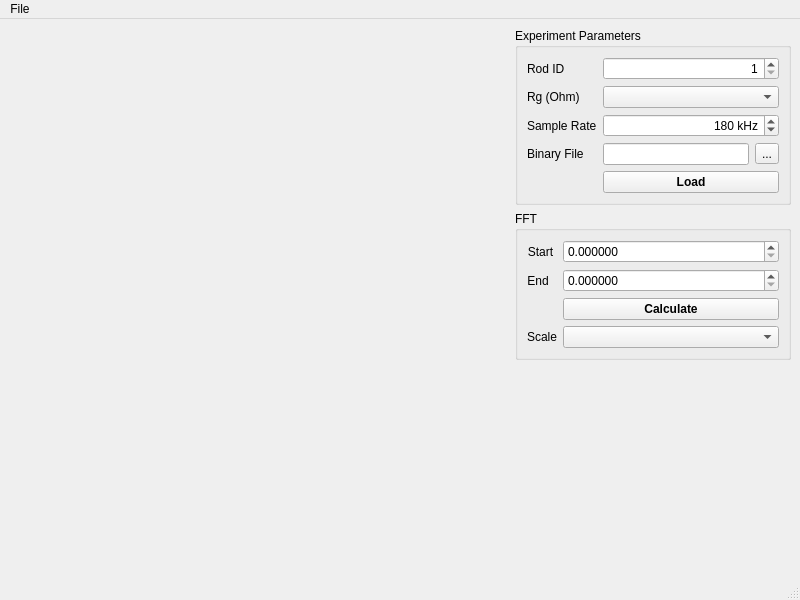
Qt form pwjplot.ui (ddkn/stressplot-qt) before a commit.
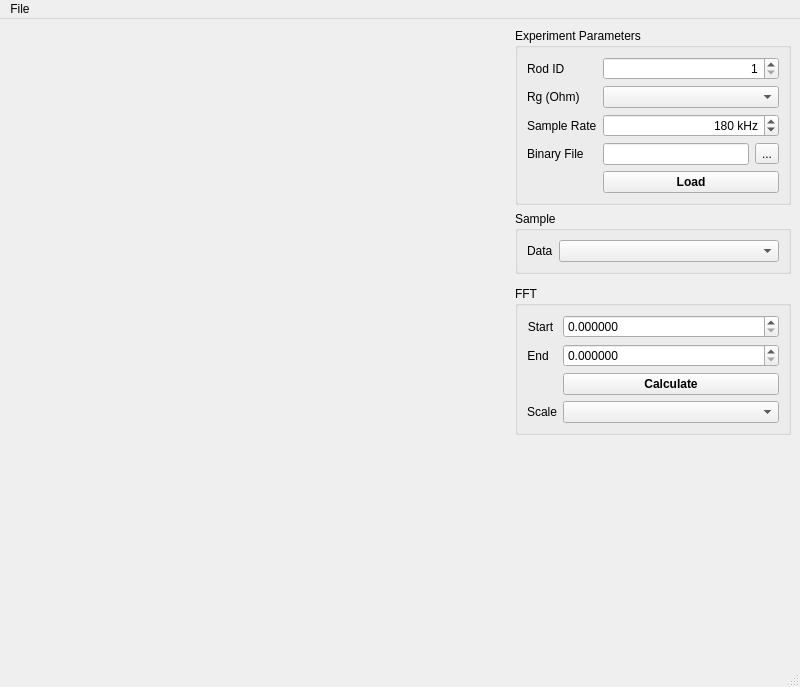
The same form after that commit.

Commit message: Add support to change ydata for PWJ plot

What changed in the file:
```diff
--- a/pwjplot.ui
+++ b/pwjplot.ui
@@ -7,7 +7,7 @@
     <x>0</x>
     <y>0</y>
     <width>800</width>
-    <height>600</height>
+    <height>687</height>
    </rect>
   </property>
   <property name="sizePolicy">
@@ -39,7 +39,148 @@
     </size>
    </property>
    <layout class="QGridLayout" name="gridLayout_3">
-    <item row="0" column="0" rowspan="3">
+    <item row="4" column="1">
+     <spacer name="verticalSpacer">
+      <property name="orientation">
+       <enum>Qt::Vertical</enum>
+      </property>
+      <property name="sizeHint" stdset="0">
+       <size>
+        <width>20</width>
+        <height>40</height>
+       </size>
+      </property>
+     </spacer>
+    </item>
+    <item row="3" column="1">
+     <widget class="QGroupBox" name="groupBox_2">
+      <property name="minimumSize">
+       <size>
+        <width>0</width>
+        <height>0</height>
+       </size>
+      </property>
+      <property name="maximumSize">
+       <size>
+        <width>300</width>
+        <height>16777215</height>
+       </size>
+      </property>
+      <property name="title">
+       <string>FFT</string>
+      </property>
+      <layout class="QGridLayout" name="gridLayout_2">
+       <item row="1" column="0">
+        <layout class="QFormLayout" name="formLayout_2">
+         <property name="fieldGrowthPolicy">
+          <enum>QFormLayout::ExpandingFieldsGrow</enum>
+         </property>
+         <item row="0" column="0">
+          <widget class="QLabel" name="lbl_fft_start">
+           <property name="sizePolicy">
+            <sizepolicy hsizetype="MinimumExpanding" vsizetype="Preferred">
+             <horstretch>0</horstretch>
+             <verstretch>0</verstretch>
+            </sizepolicy>
+           </property>
+           <property name="text">
+            <string>Start</string>
+           </property>
+           <property name="alignment">
+            <set>Qt::AlignCenter</set>
+           </property>
+          </widget>
+         </item>
+         <item row="1" column="1">
+          <widget class="QDoubleSpinBox" name="fft_end">
+           <property name="sizePolicy">
+            <sizepolicy hsizetype="MinimumExpanding" vsizetype="Fixed">
+             <horstretch>0</horstretch>
+             <verstretch>0</verstretch>
+            </sizepolicy>
+           </property>
+           <property name="decimals">
+            <number>6</number>
+           </property>
+          </widget>
+         </item>
+         <item row="2" column="1">
+          <widget class="QPushButton" name="btn_fft">
+           <property name="sizePolicy">
+            <sizepolicy hsizetype="MinimumExpanding" vsizetype="Fixed">
+             <horstretch>0</horstretch>
+             <verstretch>0</verstretch>
+            </sizepolicy>
+           </property>
+           <property name="font">
+            <font>
+             <weight>75</weight>
+             <bold>true</bold>
+            </font>
+           </property>
+           <property name="text">
+            <string>Calculate</string>
+           </property>
+          </widget>
+         </item>
+         <item row="0" column="1">
+          <widget class="QDoubleSpinBox" name="fft_start">
+           <property name="sizePolicy">
+            <sizepolicy hsizetype="MinimumExpanding" vsizetype="Fixed">
+             <horstretch>0</horstretch>
+             <verstretch>0</verstretch>
+            </sizepolicy>
+           </property>
+           <property name="decimals">
+            <number>6</number>
+           </property>
+          </widget>
+         </item>
+         <item row="1" column="0">
+          <widget class="QLabel" name="lbl_fft_end">
+           <property name="sizePolicy">
+            <sizepolicy hsizetype="MinimumExpanding" vsizetype="Preferred">
+             <horstretch>0</horstretch>
+             <verstretch>0</verstretch>
+            </sizepolicy>
+           </property>
+           <property name="text">
+            <string>End</string>
+           </property>
+           <property name="alignment">
+            <set>Qt::AlignCenter</set>
+           </property>
+          </widget>
+         </item>
+         <item row="3" column="1">
+          <widget class="QComboBox" name="combo_fft_scale">
+           <property name="sizePolicy">
+            <sizepolicy hsizetype="MinimumExpanding" vsizetype="Fixed">
+             <horstretch>0</horstretch>
+             <verstretch>0</verstretch>
+            </sizepolicy>
+           </property>
+           <property name="currentText">
+            <string/>
+           </property>
+           <property name="placeholderText">
+            <string/>
+           </property>
+          </widget>
+         </item>
+         <item row="3" column="0">
+          <widget class="QLabel" name="label">
+           <property name="text">
+            <string>Scale</string>
+           </property>
+          </widget>
+         </item>
+        </layout>
+       </item>
+      </layout>
+     </widget>
+    </item>
+    <item row="0" column="0" rowspan="5">
      <layout class="QVBoxLayout" name="verticalLayout" stretch="1,1">
       <property name="sizeConstraint">
        <enum>QLayout::SetDefaultConstraint</enum>
@@ -228,12 +369,12 @@
      </widget>
     </item>
     <item row="1" column="1">
-     <widget class="QGroupBox" name="groupBox_2">
-      <property name="minimumSize">
-       <size>
-        <width>0</width>
-        <height>0</height>
-       </size>
+     <widget class="QGroupBox" name="groupBox_3">
+      <property name="sizePolicy">
+       <sizepolicy hsizetype="Preferred" vsizetype="Preferred">
+        <horstretch>0</horstretch>
+        <verstretch>0</verstretch>
+       </sizepolicy>
       </property>
       <property name="maximumSize">
        <size>
@@ -242,111 +383,25 @@
        </size>
       </property>
       <property name="title">
-       <string>FFT</string>
+       <string>Sample</string>
       </property>
-      <layout class="QGridLayout" name="gridLayout_2">
-       <item row="0" column="0">
-        <layout class="QFormLayout" name="formLayout_2">
-         <property name="fieldGrowthPolicy">
-          <enum>QFormLayout::ExpandingFieldsGrow</enum>
-         </property>
+      <layout class="QVBoxLayout" name="verticalLayout_2">
+       <item>
+        <layout class="QFormLayout" name="formLayout_3">
          <item row="0" column="0">
-          <widget class="QLabel" name="lbl_fft_start">
-           <property name="sizePolicy">
-            <sizepolicy hsizetype="MinimumExpanding" vsizetype="Preferred">
-             <horstretch>0</horstretch>
-             <verstretch>0</verstretch>
-            </sizepolicy>
-           </property>
+          <widget class="QLabel" name="label_2">
            <property name="text">
-            <string>Start</string>
-           </property>
-           <property name="alignment">
-            <set>Qt::AlignCenter</set>
-           </property>
-          </widget>
-         </item>
-         <item row="1" column="1">
-          <widget class="QDoubleSpinBox" name="fft_end">
-           <property name="sizePolicy">
-            <sizepolicy hsizetype="MinimumExpanding" vsizetype="Fixed">
-             <horstretch>0</horstretch>
-             <verstretch>0</verstretch>
-            </sizepolicy>
-           </property>
-           <property name="decimals">
-            <number>6</number>
-           </property>
-          </widget>
-         </item>
-         <item row="2" column="1">
-          <widget class="QPushButton" name="btn_fft">
-           <property name="sizePolicy">
-            <sizepolicy hsizetype="MinimumExpanding" vsizetype="Fixed">
-             <horstretch>0</horstretch>
-             <verstretch>0</verstretch>
-            </sizepolicy>
-           </property>
-           <property name="font">
-            <font>
-             <weight>75</weight>
-             <bold>true</bold>
-            </font>
-           </property>
-           <property name="text">
-            <string>Calculate</string>
+            <string>Data</string>
            </property>
           </widget>
          </item>
          <item row="0" column="1">
-          <widget class="QDoubleSpinBox" name="fft_start">
+          <widget class="QComboBox" name="combo_data">
            <property name="sizePolicy">
             <sizepolicy hsizetype="MinimumExpanding" vsizetype="Fixed">
              <horstretch>0</horstretch>
              <verstretch>0</verstretch>
             </sizepolicy>
-           </property>
-           <property name="decimals">
-            <number>6</number>
-           </property>
-          </widget>
-         </item>
-         <item row="1" column="0">
-          <widget class="QLabel" name="lbl_fft_end">
-           <property name="sizePolicy">
-            <sizepolicy hsizetype="MinimumExpanding" vsizetype="Preferred">
-             <horstretch>0</horstretch>
-             <verstretch>0</verstretch>
-            </sizepolicy>
-           </property>
-           <property name="text">
-            <string>End</string>
-           </property>
-           <property name="alignment">
-            <set>Qt::AlignCenter</set>
-           </property>
-          </widget>
-         </item>
-         <item row="3" column="1">
-          <widget class="QComboBox" name="combo_fft_scale">
-           <property name="sizePolicy">
-            <sizepolicy hsizetype="MinimumExpanding" vsizetype="Fixed">
-             <horstretch>0</horstretch>
-             <verstretch>0</verstretch>
-            </sizepolicy>
-           </property>
-           <property name="currentText">
-            <string/>
-           </property>
-           <property name="placeholderText">
-            <string/>
-           </property>
-          </widget>
-         </item>
-         <item row="3" column="0">
-          <widget class="QLabel" name="label">
-           <property name="text">
-            <string>Scale</string>
            </property>
           </widget>
          </item>
@@ -355,19 +410,6 @@
       </layout>
      </widget>
     </item>
-    <item row="2" column="1">
-     <spacer name="verticalSpacer">
-      <property name="orientation">
-       <enum>Qt::Vertical</enum>
-      </property>
-      <property name="sizeHint" stdset="0">
-       <size>
-        <width>20</width>
-        <height>40</height>
-       </size>
-      </property>
-     </spacer>
-    </item>
    </layout>
   </widget>
   <widget class="QMenuBar" name="menubar">
```
Left out of the diff: 2 changed lines with no effect on the pictures. The commit also changes 1 other file.
